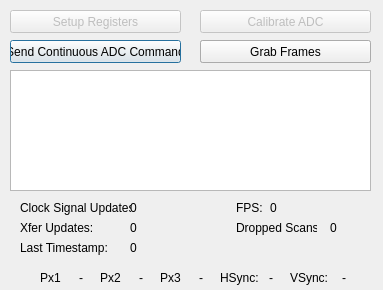
This is FG_Controls.ui in acorver/SpikeGL as Qt 5 draws it before an edit. The edited form follows.
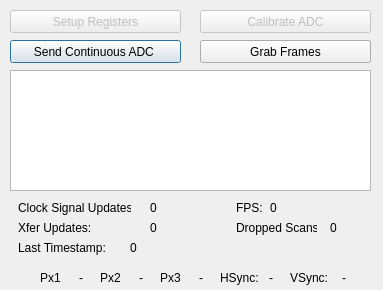
This is the edited form.

Commit message: revamped layout of fg_controls to look less broken

What changed in the file:
```diff
--- a/FG_Controls.ui
+++ b/FG_Controls.ui
@@ -60,7 +60,7 @@
     </rect>
    </property>
    <property name="text">
-    <string>Send Continuous ADC Command</string>
+    <string>Send Continuous ADC </string>
    </property>
   </widget>
   <widget class="QPushButton" name="grabFramesBut">
@@ -256,9 +256,9 @@
   <widget class="QLabel" name="clkSignalsLbl">
    <property name="geometry">
     <rect>
-     <x>20</x>
+     <x>18</x>
      <y>200</y>
-     <width>111</width>
+     <width>113</width>
      <height>16</height>
     </rect>
    </property>
@@ -269,9 +269,9 @@
   <widget class="QLabel" name="clkCtLbl">
    <property name="geometry">
     <rect>
-     <x>130</x>
+     <x>150</x>
      <y>200</y>
-     <width>101</width>
+     <width>71</width>
      <height>16</height>
     </rect>
    </property>
@@ -285,9 +285,9 @@
   <widget class="QLabel" name="clkSignalsLbl_2">
    <property name="geometry">
     <rect>
-     <x>20</x>
+     <x>18</x>
      <y>220</y>
-     <width>107</width>
+     <width>113</width>
      <height>16</height>
     </rect>
    </property>
@@ -298,9 +298,9 @@
   <widget class="QLabel" name="xferCtLbl">
    <property name="geometry">
     <rect>
-     <x>130</x>
+     <x>150</x>
      <y>220</y>
-     <width>101</width>
+     <width>81</width>
      <height>16</height>
     </rect>
    </property>
@@ -416,7 +416,7 @@
   <widget class="QLabel" name="timesampLbl_2">
    <property name="geometry">
     <rect>
-     <x>20</x>
+     <x>18</x>
      <y>240</y>
      <width>107</width>
      <height>16</height>
```
The commit also changes 2 other files.
